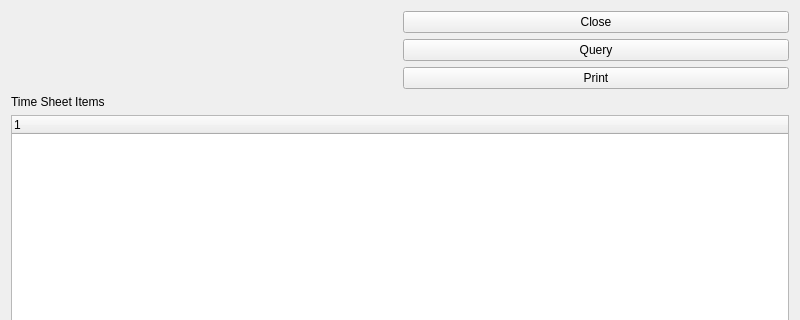
mmicr001/xtte, file resources/client/uiforms/dspTimeExpenseHistory.ui: the form before one commit; both pictures show x 0 to 800 and y 0 to 320 of the 800 by 600 pixel window.
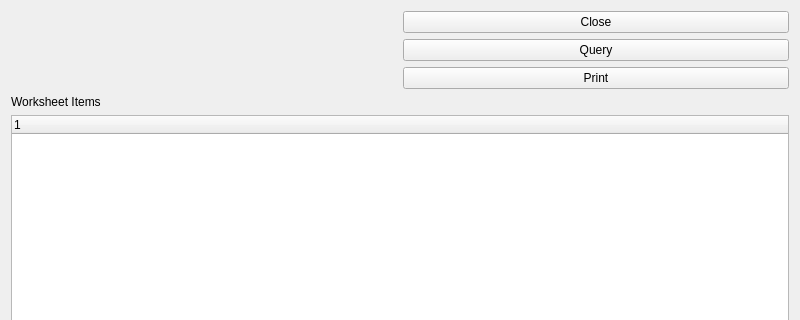
The form after the commit. Custom widgets are drawn as their Qt base class.

Diff of the .ui file:
```diff
--- a/resources/client/uiforms/dspTimeExpenseHistory.ui
+++ b/resources/client/uiforms/dspTimeExpenseHistory.ui
@@ -83,7 +83,7 @@
       <item row="0" column="0">
        <widget class="QLabel" name="_listLit">
         <property name="text">
-         <string>Time Sheet Items</string>
+         <string>Worksheet Items</string>
         </property>
        </widget>
       </item>
```
Left out of the diff: 2 changed lines with no effect on the pictures.
